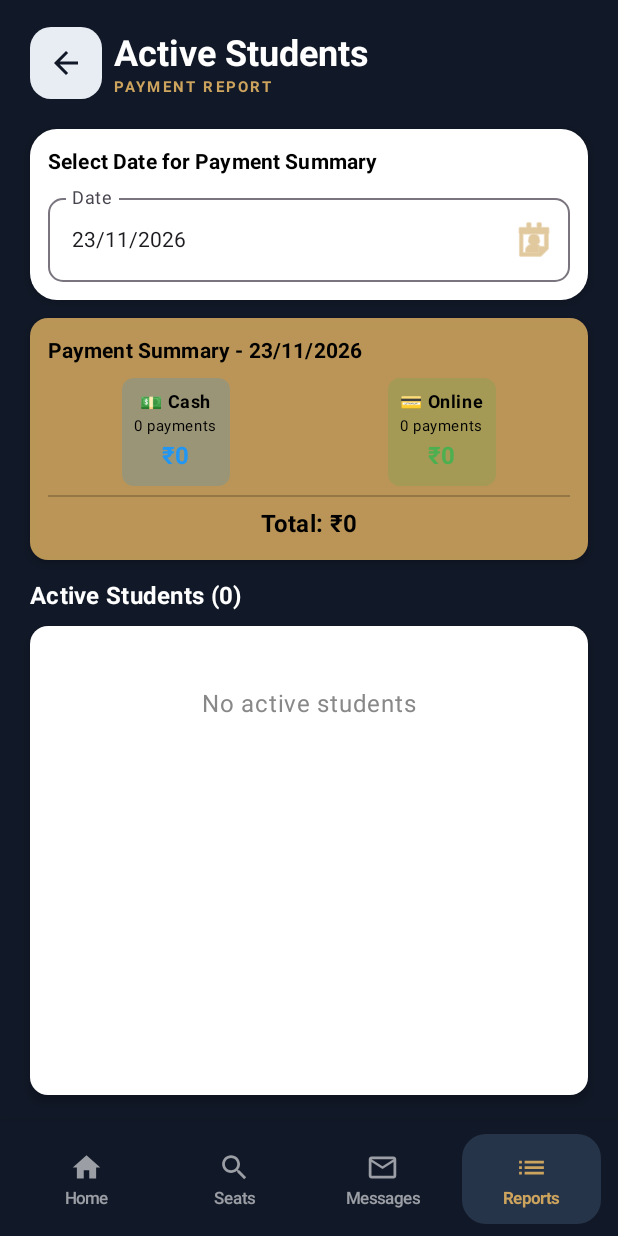
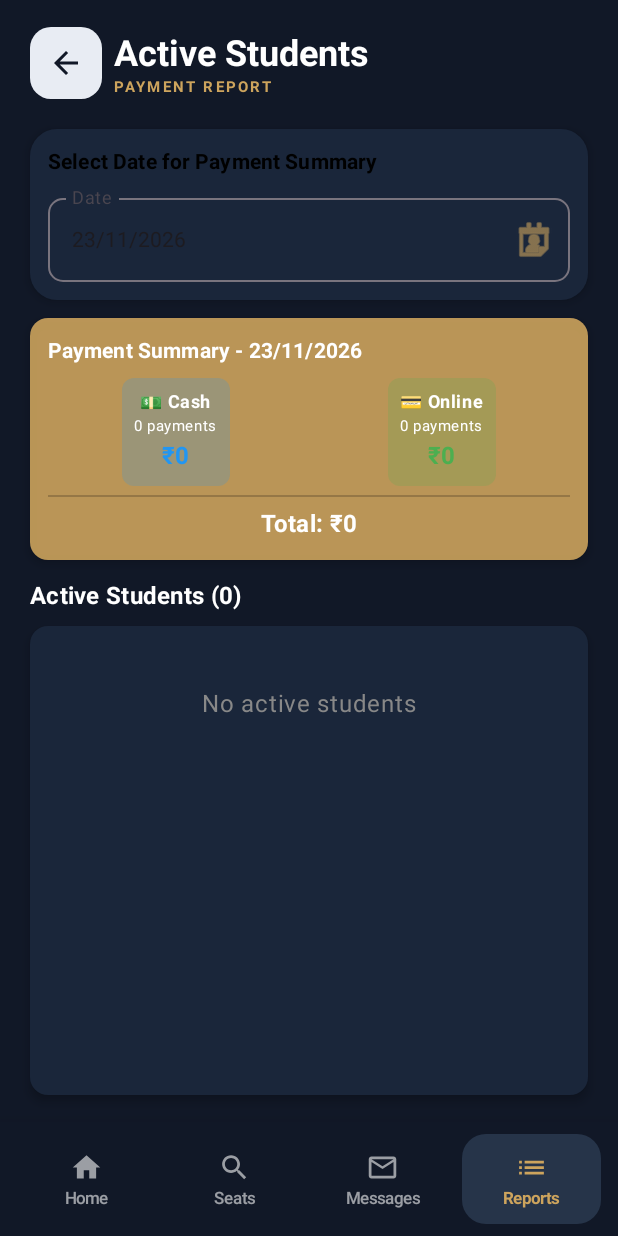
Before and after one commit to Aryan512sinha/kl_boox_house, an Android app built with Jetpack Compose: the MainScreen screen opened through its navigation route, after a tap on "Reports", on a phone screen of 412 x 824 dp. Run offline under Robolectric (Android 15) with nearby library versions, the phone set to English and light mode, and no system bars; our stand-ins replace Firebase (no records; nobody signed in at launch, a user with empty details on screens opened directly); libraries missing offline, so code that uses them is left out: io.github.sceneview, io.github.sceneview.math, io.github.sceneview.node, io.github.sceneview.rememberCameraNode, io.github.sceneview.rememberEngine and 2 more; 8 statements that could not run were skipped.

```diff
--- a/app/src/main/java/eu/tutorials/kl_boox_house/Mainscreen.kt
+++ b/app/src/main/java/eu/tutorials/kl_boox_house/Mainscreen.kt
@@ -163,12 +163,14 @@ fun MainScreen(
     val totalSlots = 57 * 4
     val availableSlots = (totalSlots - occupiedSlots).coerceAtLeast(0)
     val occupancyPercent = if (totalSlots == 0) 0 else occupiedSlots * 100 / totalSlots
-    var modelPitch by remember { mutableStateOf(-55f) }
-    var modelYaw by remember { mutableStateOf(32f) }
+    var modelPitch by remember { mutableStateOf(-90f) }
+    var modelYaw by remember { mutableStateOf(-35f) }
+    var modelRoll by remember { mutableStateOf(0f) }
     var modelScale by remember { mutableStateOf(7.5f) }
     var lastTouchX by remember { mutableStateOf(0f) }
     var lastTouchY by remember { mutableStateOf(0f) }
     var lastPinchDistance by remember { mutableStateOf(0f) }
+    var lastPinchAngle by remember { mutableStateOf(0f) }
     var modelWasDragged by remember { mutableStateOf(false) }
 
     Box(
@@ -182,7 +184,7 @@ fun MainScreen(
 
         // Camera positioning for full model visibility
         val cameraNode = rememberCameraNode(engine) {
-            position = Position(x = 0f, y = 10f, z = 14f)
+            position = Position(x = 0f, y = 14f, z = 10f)
             lookAt(centerNode)
             centerNode.addChildNode(this)
         }
@@ -195,7 +197,7 @@ fun MainScreen(
                     scaleToUnits = modelScale
             ).apply {
                     position = Position(x = 0f, y = -1.0f, z = 0f)
-                rotation = Rotation(x = modelPitch, y = modelYaw, z = 0f)
+                rotation = Rotation(x = modelPitch, y = modelYaw, z = modelRoll)
             }
         }
 
@@ -234,27 +236,33 @@ fun MainScreen(
                                 val dx = motionEvent.getX(0) - motionEvent.getX(1)
                                 val dy = motionEvent.getY(0) - motionEvent.getY(1)
                                 lastPinchDistance = kotlin.math.sqrt(dx * dx + dy * dy)
+                                lastPinchAngle = kotlin.math.atan2(dy, dx)
                             }
                         } else if (motionEvent.actionMasked == MotionEvent.ACTION_MOVE) {
                             if (motionEvent.pointerCount >= 2) {
                                 val dx = motionEvent.getX(0) - motionEvent.getX(1)
                                 val dy = motionEvent.getY(0) - motionEvent.getY(1)
                                 val distance = kotlin.math.sqrt(dx * dx + dy * dy)
+                                val angle = kotlin.math.atan2(dy, dx)
                                 if (lastPinchDistance > 0f) {
                                     modelScale = (modelScale + (distance - lastPinchDistance) * 0.015f)
                                         .coerceIn(4f, 12f)
+                                    modelRoll = (modelRoll + (angle - lastPinchAngle) * 180f / Math.PI.toFloat())
+                                        .coerceIn(-180f, 180f)
                                     val scaleRatio = modelScale / 7.5f
                                     node.scale = Scale(scaleRatio, scaleRatio, scaleRatio)
+                                    node.rotation = Rotation(x = modelPitch, y = modelYaw, z = modelRoll)
                                     modelWasDragged = true
                                 }
                                 lastPinchDistance = distance
+                                lastPinchAngle = angle
                             } else {
                                 val deltaX = motionEvent.x - lastTouchX
                                 val deltaY = motionEvent.y - lastTouchY
                                 if (kotlin.math.abs(deltaX) > 1f || kotlin.math.abs(deltaY) > 1f) {
                                     modelYaw = (modelYaw - deltaX * 0.45f) % 360f
                                     modelPitch = (modelPitch + deltaY * 0.45f).coerceIn(-85f, 85f)
-                                    node.rotation = Rotation(x = modelPitch, y = modelYaw, z = 0f)
+                                    node.rotation = Rotation(x = modelPitch, y = modelYaw, z = modelRoll)
                                     modelWasDragged = true
                                 }
                                 lastTouchX = motionEvent.x
@@ -286,10 +294,11 @@ fun MainScreen(
                         shape = RoundedCornerShape(10.dp),
                         color = Color(0xFF111827).copy(alpha = 0.88f),
                         modifier = Modifier.clickable {
-                            modelPitch = -55f
-                            modelYaw = 32f
+                            modelPitch = -90f
+                            modelYaw = -35f
+                            modelRoll = 0f
                             modelScale = 7.5f
-                            node.rotation = Rotation(x = modelPitch, y = modelYaw, z = 0f)
+                            node.rotation = Rotation(x = modelPitch, y = modelYaw, z = modelRoll)
                             node.scale = Scale(1f, 1f, 1f)
                         }
                     ) {
@@ -487,7 +496,7 @@ fun MainScreen(
                     modifier = Modifier
                         .fillMaxWidth()
                         .heightIn(max = 200.dp),
-                    colors = CardDefaults.cardColors(containerColor = Color.White),
+                    colors = CardDefaults.cardColors(containerColor = Color(0xFF1A263A)),
                     elevation = CardDefaults.cardElevation(defaultElevation = 8.dp),
                     shape = RoundedCornerShape(16.dp)
                 ) {
@@ -531,7 +540,7 @@ fun MainScreen(
                                         text = "Seat ${seat.seatNumber}",
                                         style = MaterialTheme.typography.bodyLarge,
                                         fontWeight = FontWeight.SemiBold,
-                                        color = Color.Black
+                                        color = Color.White
                                     )
 
                                     val occupiedSlots = seat.timeSlotBookings.size
@@ -573,7 +582,7 @@ fun MainScreen(
                     .padding(bottom = 80.dp, start = 16.dp, end = 16.dp)
                     .fillMaxWidth(0.95f)
                     .heightIn(max = 650.dp),
-                colors = CardDefaults.cardColors(containerColor = Color.White),
+                colors = CardDefaults.cardColors(containerColor = Color(0xFF1A263A)),
                 elevation = CardDefaults.cardElevation(defaultElevation = 12.dp),
                 shape = RoundedCornerShape(24.dp)
             ) {
@@ -988,7 +997,7 @@ fun MainScreen(
                             Card(
                                 modifier = Modifier.fillMaxWidth(),
                                 colors = CardDefaults.cardColors(
-                                    containerColor = Color.White
+                                    containerColor = Color(0xFF1A263A)
                                 ),
                                 elevation = CardDefaults.cardElevation(defaultElevation = 4.dp),
                                 shape = RoundedCornerShape(12.dp)
--- a/app/src/main/java/eu/tutorials/kl_boox_house/ReportsScreen.kt
+++ b/app/src/main/java/eu/tutorials/kl_boox_house/ReportsScreen.kt
@@ -109,7 +109,7 @@ fun ReportsScreen(
                 modifier = Modifier
                     .fillMaxWidth()
                     .padding(bottom = 12.dp),
-                colors = CardDefaults.cardColors(containerColor = Color.White),
+                colors = CardDefaults.cardColors(containerColor = Color(0xFF1A263A)),
                 elevation = CardDefaults.cardElevation(defaultElevation = 4.dp),
                 shape = RoundedCornerShape(18.dp)
             ) {
@@ -186,7 +186,7 @@ fun ReportsScreen(
                         text = "Payment Summary - $selectedReportDate",
                         style = MaterialTheme.typography.titleSmall,
                         fontWeight = FontWeight.Bold,
-                        color = Color.Black,
+                        color = Color.White,
                         fontSize = 14.sp
                     )
                     Spacer(modifier = Modifier.height(8.dp))
@@ -212,13 +212,13 @@ fun ReportsScreen(
                                         text = "💵 Cash",
                                         style = MaterialTheme.typography.bodySmall,
                                         fontWeight = FontWeight.Bold,
-                                        color = Color.Black,
+                                        color = Color.White,
                                         fontSize = 12.sp
                                     )
                                     Text(
                                         text = "$cashPayments payments",
                                         style = MaterialTheme.typography.bodySmall,
-                                        color = Color.Black,
+                                        color = Color.White,
                                         fontSize = 10.sp
                                     )
                                     Text(
@@ -251,13 +251,13 @@ fun ReportsScreen(
                                         text = "💳 Online",
                                         style = MaterialTheme.typography.bodySmall,
                                         fontWeight = FontWeight.Bold,
-                                        color = Color.Black,
+                                        color = Color.White,
                                         fontSize = 12.sp
                                     )
                                     Text(
                                         text = "$onlinePayments payments",
                                         style = MaterialTheme.typography.bodySmall,
-                                        color = Color.Black,
+                                        color = Color.White,
                                         fontSize = 10.sp
                                     )
                                     Text(
@@ -284,7 +284,7 @@ fun ReportsScreen(
                             text = "Total: ₹${totalCashAmount + totalOnlineAmount}",
                             style = MaterialTheme.typography.titleMedium,
                             fontWeight = FontWeight.Bold,
-                            color = Color.Black,
+                            color = Color.White,
                             fontSize = 16.sp
                         )
                     }
@@ -350,13 +350,13 @@ fun ReportsScreen(
                                             text = activeBooking.booking.occupiedBy,
                                             style = MaterialTheme.typography.bodyMedium,
                                             fontWeight = FontWeight.SemiBold,
-                                            color = Color.Black,
+                                            color = Color.White,
                                             fontSize = 13.sp
                                         )
                                         Text(
                                             text = "Bill: ${activeBooking.booking.billNo}",
                                             style = MaterialTheme.typography.bodySmall,
-                                            color = Color.Gray,
+                                            color = Color.White.copy(alpha = 0.62f),
                                             fontSize = 11.sp
                                         )
                                     }
@@ -379,7 +379,7 @@ fun ReportsScreen(
                                 Text(
                                     text = "+ ${dueStudents.size - 5} more in list below",
                                     style = MaterialTheme.typography.bodySmall,
-                                    color = Color.Gray,
+                                    color = Color.White.copy(alpha = 0.62f),
                                     fontSize = 11.sp,
                                     fontWeight = FontWeight.Medium,
                                     modifier = Modifier.padding(top = 4.dp)
@@ -405,7 +405,7 @@ fun ReportsScreen(
                 modifier = Modifier
                     .fillMaxWidth()
                     .weight(1f),
-                colors = CardDefaults.cardColors(containerColor = Color.White),
+                colors = CardDefaults.cardColors(containerColor = Color(0xFF1A263A)),
                 elevation = CardDefaults.cardElevation(defaultElevation = 4.dp),
                 shape = RoundedCornerShape(12.dp)
             ) {
@@ -524,7 +524,7 @@ fun StudentReportCard(
                 onClick = { isExpanded = !isExpanded }
             ),
         colors = CardDefaults.cardColors(
-            containerColor = Color.White
+            containerColor = Color(0xFF1A263A)
         ),
         elevation = CardDefaults.cardElevation(defaultElevation = if (isExpanded) 8.dp else 2.dp),
         shape = RoundedCornerShape(12.dp)
@@ -543,7 +543,7 @@ fun StudentReportCard(
                     text = studentName,
                     style = MaterialTheme.typography.titleMedium,
                     fontWeight = FontWeight.Bold,
-                    color = Color.Black,
+                    color = Color.White,
                     modifier = Modifier.weight(1f)
                 )
 
@@ -649,7 +649,7 @@ fun StudentReportCard(
                         Text(
                             text = "Expiry:",
                             style = MaterialTheme.typography.bodyMedium,
-                            color = Color.Gray,
+                            color = Color.White.copy(alpha = 0.62f),
                             fontWeight = FontWeight.Medium
                         )
                         Text(
@@ -673,7 +673,7 @@ fun StudentReportCard(
                         Text(
                             text = "Amount Paid:",
                             style = MaterialTheme.typography.bodyMedium,
-                            color = Color.Gray,
+                            color = Color.White.copy(alpha = 0.62f),
                             fontWeight = FontWeight.Medium
                         )
                         Text(
@@ -694,7 +694,7 @@ fun StudentReportCard(
                         Text(
                             text = "Due:",
                             style = MaterialTheme.typography.bodyMedium,
-                            color = Color.Gray,
+                            color = Color.White.copy(alpha = 0.62f),
                             fontWeight = FontWeight.Medium
                         )
                         Row(
@@ -733,7 +733,7 @@ fun StudentReportCard(
                         Text(
                             text = "Payment:",
                             style = MaterialTheme.typography.bodyMedium,
-                            color = Color.Gray,
+                            color = Color.White.copy(alpha = 0.62f),
                             fontWeight = FontWeight.Medium
                         )
                         Surface(
@@ -775,7 +775,7 @@ fun DetailRow(
         Text(
             text = label,
             style = MaterialTheme.typography.bodyMedium,
-            color = Color.Gray,
+            color = Color.White.copy(alpha = 0.62f),
             fontWeight = FontWeight.Medium
         )
         Text(
```
Also changed, not shown: app/src/main/java/eu/tutorials/kl_boox_house/MessagesScreen.kt (+6 -6 lines), app/src/main/java/eu/tutorials/kl_boox_house/SeatsScreen.kt (+19 -19 lines).
